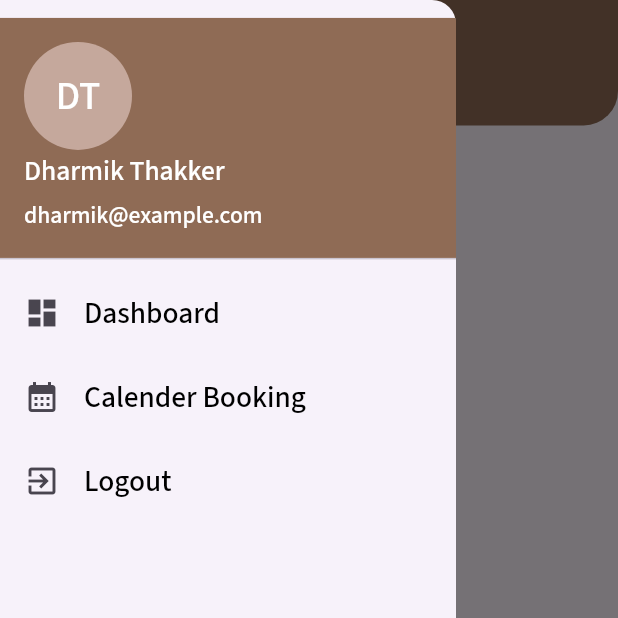
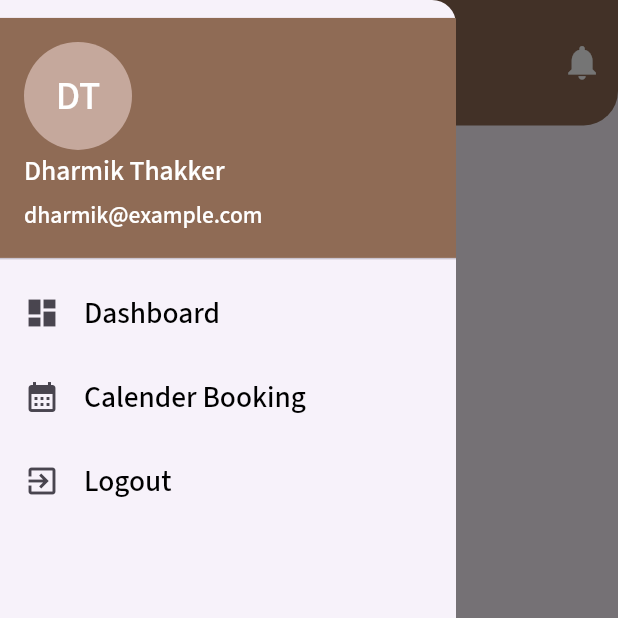
Before and after one commit to drax6055/Super_admin, a Flutter app: the DashboardScreen screen opened by its route, with the side drawer open, on a phone screen of 412 x 824 dp, the top half of it. Run offline on Flutter 3.47's test engine with Material 3 defaults, Android fonts, the phone set to English and light mode, and no system bars; our stand-ins replace dio, flutter_screenutil, flutter_secure_storage, get, google_fonts, pretty_dio_logger and 1 more; accounts and stored records are empty.

Commit message:
drawer done

```diff
--- a/lib/ui/dashboard/dashboard_screen.dart
+++ b/lib/ui/dashboard/dashboard_screen.dart
@@ -18,6 +18,14 @@ class DashboardScreen extends StatelessWidget {
       child: Scaffold(
         appBar: CustomAppBar(
           title: 'Dashboard',
+          actions: [
+            IconButton(
+                onPressed: () {},
+                icon: Icon(
+                  Icons.notifications,
+                  size: 24.sp,
+                ))
+          ],
         ),
         body: Column(
           children: [],
--- a/lib/wiget/appbar/commen_appbar.dart
+++ b/lib/wiget/appbar/commen_appbar.dart
@@ -21,8 +21,8 @@ class CustomAppBar extends StatelessWidget implements PreferredSizeWidget {
       title: CustomTextWidget(
         text: title,
         textAlign: TextAlign.start,
-        textStyle: CustomTextStyles.textFontMedium(
-          size: 18.sp,
+        textStyle: CustomTextStyles.textFontSemiBold(
+          size: 17.sp,
           color: Colors.white,
         ),
       ),
```
